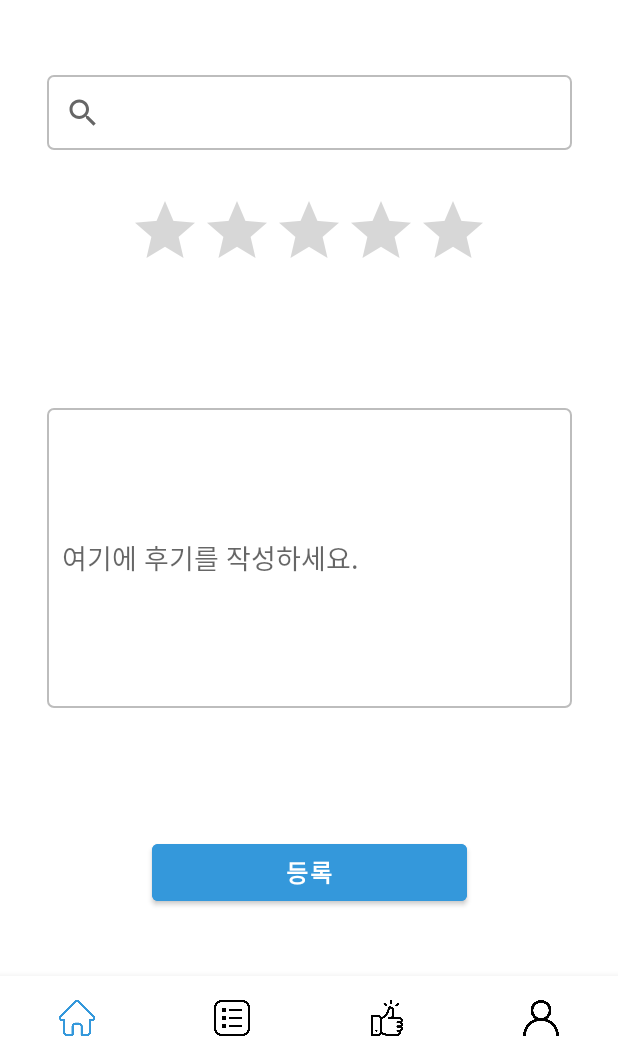
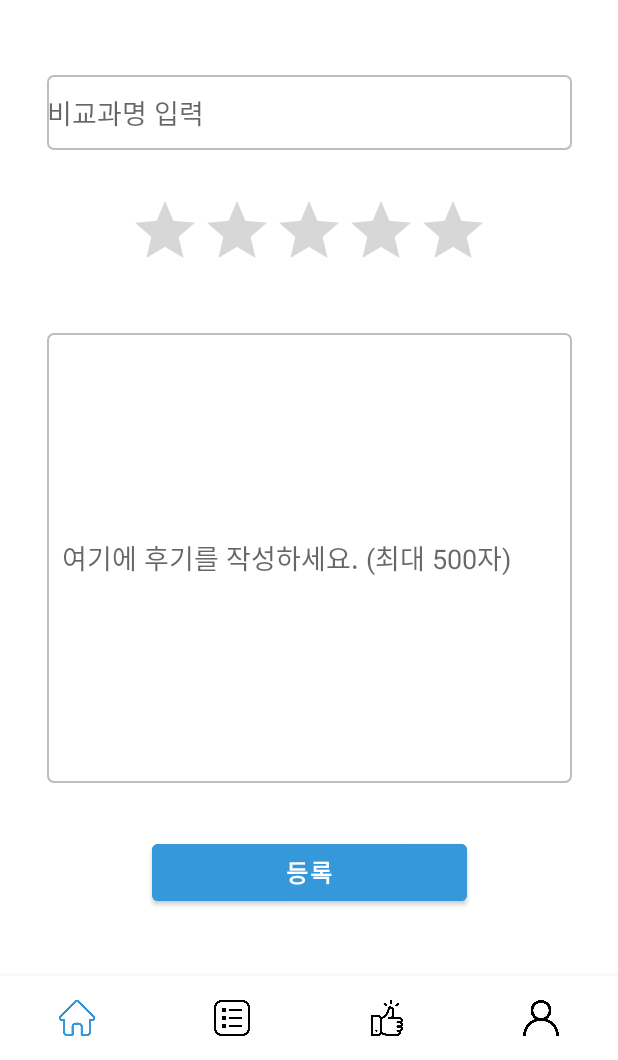
Before and after one commit to Hansung-HanB/Han.B, an Android app: the fragment WritePostscriptFragment placed in its activity, on a phone screen of 412 x 824 dp, the part 176-1236 px from its top. Run offline under Robolectric (Android 15) with nearby library versions, the phone set to English and light mode, and no system bars; our stand-ins replace Volley; network calls fail.

Commit message:
autocompletetextview 추가

```diff
--- a/app/src/main/java/com/example/hanb/WritePostscriptFragment.java
+++ b/app/src/main/java/com/example/hanb/WritePostscriptFragment.java
@@ -13,6 +13,8 @@ import android.view.LayoutInflater;
 import android.view.View;
 import android.view.ViewGroup;
 import android.view.inputmethod.InputMethodManager;
+import android.widget.ArrayAdapter;
+import android.widget.AutoCompleteTextView;
 import android.widget.Button;
 import android.widget.EditText;
 import android.widget.RatingBar;
@@ -29,10 +31,16 @@ import org.json.JSONObject;
 public class WritePostscriptFragment extends Fragment {
     private View view;
     private Button enrollButton_write_postscript;
-    private SearchView search_write_postscript;
     private ConstraintLayout write_postscript_layout;
     private RatingBar ratingBar_write_postscript;
     private EditText psText_write_postscript;
+    private AutoCompleteTextView search_write_postscript;
+    String[] programs = {"상상빌리지 방중 체력 단련 프로그램", "사진공모전", "총장님과 식사", "지식재산능력시험(IPAT) 대비 문제풀이 특강", "또래상담", "global culture video competition", "한성영어캠프", "english corner",
+            "group speak", "open activity", "영어수필대회", "3D 프린팅 특강", "독서클럽", "한성인 글쓰기 대회", "창업동아리", "낙산학습나눔", "상시진로시스템", "학습능력향상 튜터링", "학습법워크숍", "VR/AR 특강", "global pal & mentoring",
+            "내외국인 재학생 연합봉사단", "종합심리검사", "단기영어연수", "한성토익강좌", "공무원시험특강", "복학생워크숍", "트랙제 적응 향상 기초학습역량 프로그램", "학습전략검사", "한성대학교 캠퍼스타운 사업단 서포터즈", "상상력교양대학 서포터즈",
+            "집단상담프로그램", "한성점프업", "영자신문사", "한성대신문사", "글로벌튜터링", "HS 한성인의 도전 이야기"};
+
+
     //ViewGroup viewGroup;
 
 
@@ -79,7 +87,7 @@ public class WritePostscriptFragment extends Fragment {
 
 
 
-                String program = search_write_postscript.toString();
+                String program = search_write_postscript.getText().toString();
                 String postscript = psText_write_postscript.getText().toString();
                 float ratingbar = ratingBar_write_postscript.getRating();
 
@@ -127,6 +135,13 @@ public class WritePostscriptFragment extends Fragment {
             inputMethodManager.hideSoftInputFromWindow(psText_write_postscript.getWindowToken(), 0);
         });
 
+        search_write_postscript.setOnClickListener(v -> {
+            ArrayAdapter<String> adapter = new ArrayAdapter<String>(view.getContext(), android.R.layout.simple_dropdown_item_1line, programs);
+            AutoCompleteTextView actv = (AutoCompleteTextView)search_write_postscript;
+            actv.setAdapter(adapter);
+            actv.showDropDown();
+        });
+
         return view;
     }
 }
--- a/app/src/main/res/layout/fragment_write_postscript.xml
+++ b/app/src/main/res/layout/fragment_write_postscript.xml
@@ -20,12 +20,17 @@
         app:layout_constraintStart_toStartOf="parent"
         app:layout_constraintTop_toTopOf="parent" />
 
-    <SearchView
+
+    <AutoCompleteTextView
+        android:hint="비교과명 입력"
         android:id="@+id/search_write_postscript"
+        android:dropDownWidth="350dp"
+        android:dropDownHeight="300dp"
         android:layout_width="350dp"
         android:layout_height="50dp"
         android:layout_marginTop="50dp"
         android:background="@drawable/edittext_rounded_corner_rectangle"
+        android:completionThreshold="1"
         app:layout_constraintEnd_toEndOf="parent"
         app:layout_constraintStart_toStartOf="parent"
         app:layout_constraintTop_toBottomOf="@+id/logo_write_postscript" />
@@ -48,9 +53,9 @@
     <EditText
         android:id="@+id/psText_write_postscript"
         android:layout_width="350dp"
-        android:layout_height="200dp"
+        android:layout_height="300dp"
         android:background="@drawable/edittext_rounded_corner_rectangle"
-        android:hint="여기에 후기를 작성하세요."
+        android:hint="여기에 후기를 작성하세요. (최대 500자)"
         android:maxLength="500"
         android:paddingLeft="10dp"
         android:paddingTop="10dp"
```
Also changed, not shown: app/src/main/res/layout/postscript_item_recycler.xml (deleted, +0 -49 lines).
